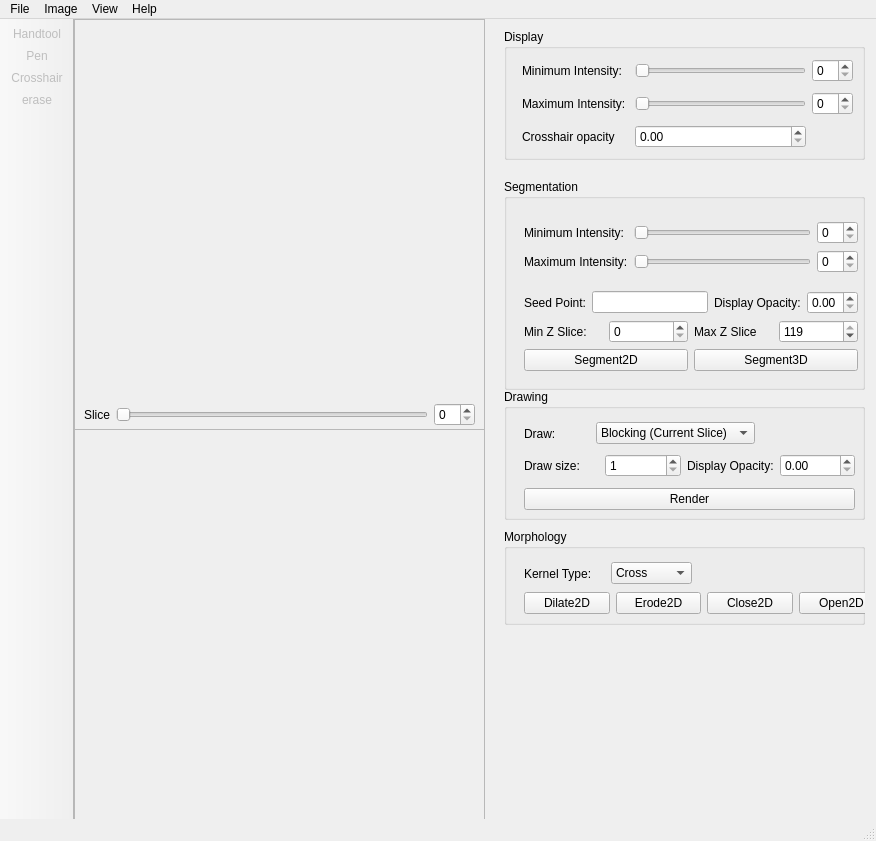
Qt form src/mainwindow.ui (delcypher/simi-qt) before a commit.
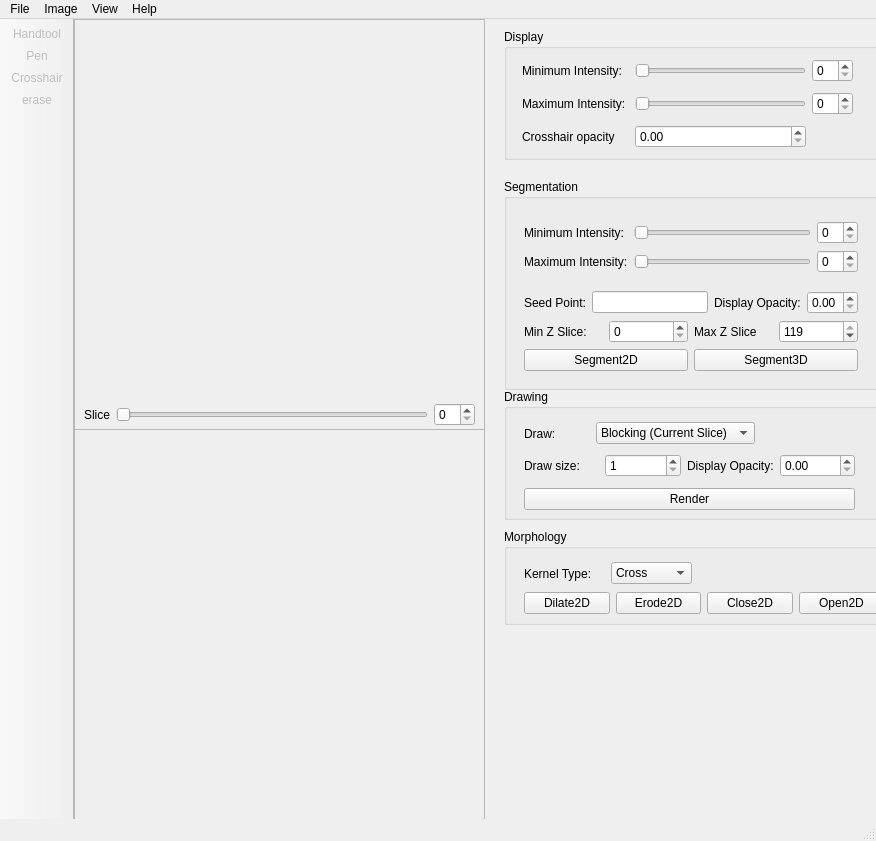
The same form after that commit. Icons and pictures are not drawn. Custom widgets are drawn as their Qt base class.

Commit message: Fixed errors in MainWindow layout file.

Diff of the .ui file:
```diff
--- a/src/mainwindow.ui
+++ b/src/mainwindow.ui
@@ -19,7 +19,7 @@
      <rect>
       <x>430</x>
       <y>10</y>
-      <width>361</width>
+      <width>381</width>
       <height>131</height>
      </rect>
     </property>
@@ -95,14 +95,14 @@
      <rect>
       <x>430</x>
       <y>160</y>
-      <width>361</width>
+      <width>381</width>
       <height>211</height>
      </rect>
     </property>
     <property name="title">
      <string>Segmentation</string>
     </property>
-    <widget class="QWidget" name="layoutWidget">
+    <widget class="QWidget" name="layoutWidget2">
      <property name="geometry">
       <rect>
        <x>20</x>
@@ -250,14 +250,14 @@
      <rect>
       <x>430</x>
       <y>370</y>
-      <width>361</width>
+      <width>381</width>
       <height>131</height>
      </rect>
     </property>
     <property name="title">
      <string>Drawing</string>
     </property>
-    <widget class="QWidget" name="layoutWidget">
+    <widget class="QWidget" name="layoutWidget3">
      <property name="geometry">
       <rect>
        <x>20</x>
@@ -295,7 +295,7 @@
       </item>
      </layout>
     </widget>
-    <widget class="QWidget" name="layoutWidget">
+    <widget class="QWidget" name="layoutWidget4">
      <property name="geometry">
       <rect>
        <x>20</x>
@@ -365,14 +365,14 @@
      <rect>
       <x>430</x>
       <y>510</y>
-      <width>361</width>
+      <width>381</width>
       <height>96</height>
      </rect>
     </property>
     <property name="title">
      <string>Morphology</string>
     </property>
-    <widget class="QWidget" name="layoutWidget">
+    <widget class="QWidget" name="layoutWidget5">
      <property name="geometry">
       <rect>
        <x>20</x>
@@ -412,7 +412,7 @@
       </item>
      </layout>
     </widget>
-    <widget class="QWidget" name="layoutWidget">
+    <widget class="QWidget" name="layoutWidget6">
      <property name="geometry">
       <rect>
        <x>20</x>
@@ -472,7 +472,7 @@
      </property>
     </widget>
    </widget>
-   <widget class="QWidget" name="layoutWidget">
+   <widget class="QWidget" name="layoutWidget7">
     <property name="geometry">
      <rect>
       <x>0</x>
```
Left out of the diff: 8 changed lines with no effect on the pictures.
